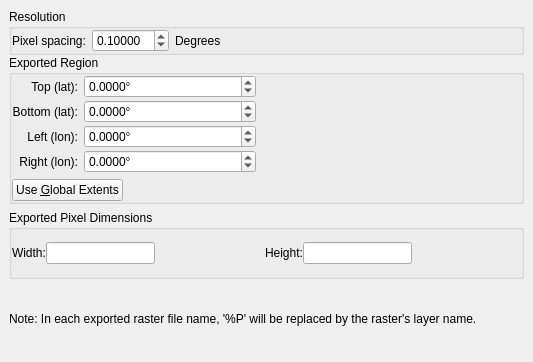
GPlates/GPlates, file src/qt-widgets/ExportRasterOptionsWidgetUi.ui: the form before one commit.
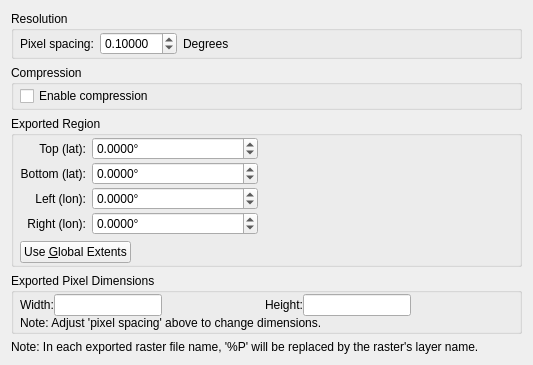
The form after the commit. Icons and pictures are not drawn.

Diff of the .ui file:
```diff
--- a/src/qt-widgets/ExportRasterOptionsWidgetUi.ui
+++ b/src/qt-widgets/ExportRasterOptionsWidgetUi.ui
@@ -7,19 +7,13 @@
     <x>0</x>
     <y>0</y>
     <width>533</width>
-    <height>362</height>
+    <height>331</height>
    </rect>
   </property>
   <property name="windowTitle">
    <string>Form</string>
   </property>
   <layout class="QVBoxLayout" name="verticalLayout">
-   <property name="spacing">
-    <number>6</number>
-   </property>
-   <property name="margin">
-    <number>9</number>
-   </property>
    <item>
     <widget class="QWidget" name="resolution_options" native="true">
      <layout class="QVBoxLayout" name="verticalLayout_2">
@@ -35,8 +29,17 @@
          <string>Resolution</string>
         </property>
         <layout class="QHBoxLayout" name="resolution_dimensions_layout">
-         <property name="margin">
-          <number>0</number>
+         <property name="leftMargin">
+          <number>6</number>
+         </property>
+         <property name="topMargin">
+          <number>1</number>
+         </property>
+         <property name="rightMargin">
+          <number>6</number>
+         </property>
+         <property name="bottomMargin">
+          <number>1</number>
          </property>
          <item>
           <widget class="QLabel" name="resolution_label">
@@ -84,14 +87,57 @@
         </layout>
        </widget>
       </item>
+     </layout>
+    </widget>
+   </item>
+   <item>
+    <widget class="QGroupBox" name="compression_group_box">
+     <property name="title">
+      <string>Compression</string>
+     </property>
+     <layout class="QVBoxLayout" name="verticalLayout_5">
+      <property name="spacing">
+       <number>0</number>
+      </property>
+      <property name="leftMargin">
+       <number>6</number>
+      </property>
+      <property name="topMargin">
+       <number>1</number>
+      </property>
+      <property name="rightMargin">
+       <number>6</number>
+      </property>
+      <property name="bottomMargin">
+       <number>1</number>
+      </property>
+      <item>
+       <widget class="QCheckBox" name="enable_compression_checkbox">
+        <property name="text">
+         <string>Enable compression</string>
+        </property>
+       </widget>
+      </item>
+     </layout>
+    </widget>
+   </item>
       <item>
        <widget class="QGroupBox" name="extents_groupBox">
         <property name="title">
          <string>Exported Region</string>
         </property>
         <layout class="QVBoxLayout" name="verticalLayout_3">
-         <property name="margin">
-          <number>0</number>
+      <property name="leftMargin">
+       <number>6</number>
+      </property>
+      <property name="topMargin">
+       <number>1</number>
+      </property>
+      <property name="rightMargin">
+       <number>6</number>
+      </property>
+      <property name="bottomMargin">
+       <number>1</number>
          </property>
          <item>
           <layout class="QGridLayout" name="gridLayout_2">
@@ -326,9 +372,6 @@
         </layout>
        </widget>
       </item>
-     </layout>
-    </widget>
-   </item>
    <item>
     <widget class="QGroupBox" name="dimensions_group_box">
      <property name="title">
@@ -338,11 +381,23 @@
       <property name="spacing">
        <number>0</number>
       </property>
-      <property name="margin">
-       <number>0</number>
+      <property name="leftMargin">
+       <number>6</number>
+      </property>
+      <property name="topMargin">
+       <number>1</number>
+      </property>
+      <property name="rightMargin">
+       <number>6</number>
+      </property>
+      <property name="bottomMargin">
+       <number>1</number>
       </property>
       <item>
        <layout class="QHBoxLayout" name="horizontalLayout">
+        <property name="spacing">
+         <number>0</number>
+        </property>
         <item>
          <widget class="QLabel" name="width_label">
           <property name="text">
@@ -399,6 +454,13 @@
         </item>
        </layout>
       </item>
+      <item>
+       <widget class="QLabel" name="label_2">
+        <property name="text">
+         <string>Note: Adjust 'pixel spacing' above to change dimensions.</string>
+        </property>
+       </widget>
+      </item>
      </layout>
     </widget>
    </item>
```
Lines whose indentation alone changed are shown as unchanged.
